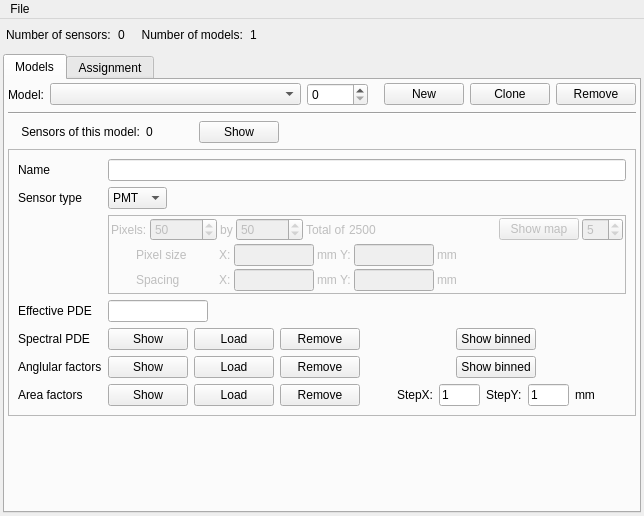
Before: the Qt Designer form ants3bundle/src/ants3/gui/photsim/asensorwindow.ui in andrmor/ANTS3bundle, drawn with Qt 5.
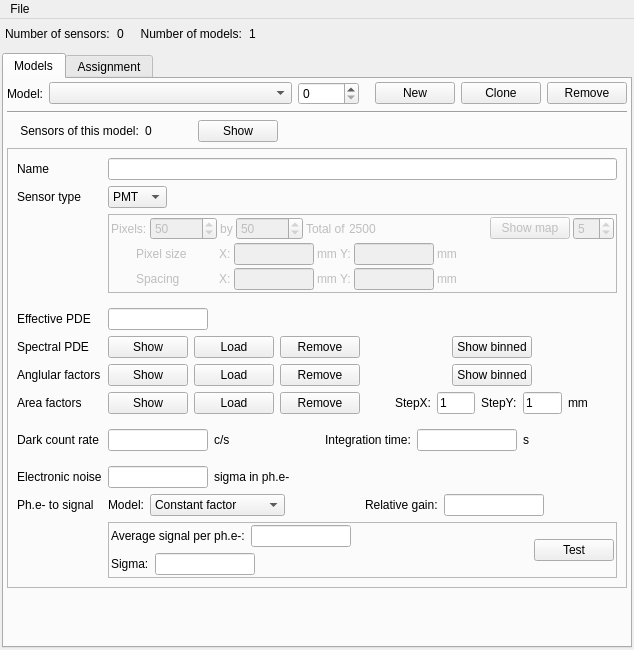
After: the same form once the commit is applied. The open tabs and pages were chosen to show the change.

Diff of the .ui file:
```diff
--- a/ants3bundle/src/ants3/gui/photsim/asensorwindow.ui
+++ b/ants3bundle/src/ants3/gui/photsim/asensorwindow.ui
@@ -6,8 +6,8 @@
    <rect>
     <x>0</x>
     <y>0</y>
-    <width>644</width>
-    <height>516</height>
+    <width>634</width>
+    <height>650</height>
    </rect>
   </property>
   <property name="windowTitle">
@@ -16,16 +16,16 @@
   <widget class="QWidget" name="centralwidget">
    <layout class="QVBoxLayout" name="verticalLayout_2">
     <property name="leftMargin">
-     <number>3</number>
+     <number>2</number>
     </property>
     <property name="topMargin">
-     <number>3</number>
+     <number>2</number>
     </property>
     <property name="rightMargin">
-     <number>3</number>
+     <number>2</number>
     </property>
     <property name="bottomMargin">
-     <number>3</number>
+     <number>2</number>
     </property>
     <item>
      <widget class="QFrame" name="frame">
@@ -626,48 +626,55 @@
              </layout>
             </widget>
            </item>
-           <item row="5" column="1">
-            <layout class="QHBoxLayout" name="horizontalLayout_4">
-             <item>
-              <widget class="QLineEdit" name="ledEffectivePDE">
-               <property name="maximumSize">
-                <size>
-                 <width>100</width>
-                 <height>16777215</height>
-                </size>
-               </property>
-              </widget>
-             </item>
-             <item>
-              <spacer name="horizontalSpacer_6">
-               <property name="orientation">
-                <enum>Qt::Horizontal</enum>
-               </property>
-               <property name="sizeHint" stdset="0">
-                <size>
-                 <width>40</width>
-                 <height>20</height>
-                </size>
-               </property>
-              </spacer>
-             </item>
-            </layout>
-           </item>
            <item row="5" column="0">
+            <widget class="Line" name="line_3">
+             <property name="orientation">
+              <enum>Qt::Horizontal</enum>
+             </property>
+            </widget>
+           </item>
+           <item row="6" column="0">
             <widget class="QLabel" name="label_4">
              <property name="text">
               <string>Effective PDE</string>
              </property>
             </widget>
            </item>
-           <item row="6" column="0">
+           <item row="6" column="1">
+            <layout class="QHBoxLayout" name="horizontalLayout_4">
+             <item>
+              <widget class="QLineEdit" name="ledEffectivePDE">
+               <property name="maximumSize">
+                <size>
+                 <width>100</width>
+                 <height>16777215</height>
+                </size>
+               </property>
+              </widget>
+             </item>
+             <item>
+              <spacer name="horizontalSpacer_6">
+               <property name="orientation">
+                <enum>Qt::Horizontal</enum>
+               </property>
+               <property name="sizeHint" stdset="0">
+                <size>
+                 <width>40</width>
+                 <height>20</height>
+                </size>
+               </property>
+              </spacer>
+             </item>
+            </layout>
+           </item>
+           <item row="7" column="0">
             <widget class="QLabel" name="label_5">
              <property name="text">
               <string>Spectral PDE</string>
              </property>
             </widget>
            </item>
-           <item row="6" column="1">
+           <item row="7" column="1">
             <layout class="QHBoxLayout" name="horizontalLayout_3">
              <item>
               <widget class="QPushButton" name="pbShowPDE">
@@ -731,14 +738,14 @@
              </item>
             </layout>
            </item>
-           <item row="7" column="0">
+           <item row="8" column="0">
             <widget class="QLabel" name="label_15">
              <property name="text">
               <string>Anglular factors</string>
              </property>
             </widget>
            </item>
-           <item row="7" column="1">
+           <item row="8" column="1">
             <layout class="QHBoxLayout" name="horizontalLayout_9">
              <item>
               <widget class="QPushButton" name="pbShowAngular">
@@ -802,14 +809,14 @@
              </item>
             </layout>
            </item>
-           <item row="8" column="0">
+           <item row="9" column="0">
             <widget class="QLabel" name="label_16">
              <property name="text">
               <string>Area factors</string>
              </property>
             </widget>
            </item>
-           <item row="8" column="1">
+           <item row="9" column="1">
             <layout class="QHBoxLayout" name="horizontalLayout_10">
              <item>
               <widget class="QPushButton" name="pbShowArea">
@@ -907,6 +914,483 @@
              </item>
             </layout>
            </item>
+           <item row="10" column="0">
+            <widget class="Line" name="line_2">
+             <property name="orientation">
+              <enum>Qt::Horizontal</enum>
+             </property>
+            </widget>
+           </item>
+           <item row="11" column="0">
+            <widget class="QLabel" name="label_28">
+             <property name="text">
+              <string>Dark count rate</string>
+             </property>
+            </widget>
+           </item>
+           <item row="11" column="1">
+            <layout class="QHBoxLayout" name="horizontalLayout_13">
+             <item>
+              <widget class="QLineEdit" name="lepDarkRate">
+               <property name="maximumSize">
+                <size>
+                 <width>100</width>
+                 <height>16777215</height>
+                </size>
+               </property>
+              </widget>
+             </item>
+             <item>
+              <widget class="QLabel" name="label_29">
+               <property name="text">
+                <string>c/s</string>
+               </property>
+              </widget>
+             </item>
+             <item>
+              <spacer name="horizontalSpacer_18">
+               <property name="orientation">
+                <enum>Qt::Horizontal</enum>
+               </property>
+               <property name="sizeHint" stdset="0">
+                <size>
+                 <width>40</width>
+                 <height>20</height>
+                </size>
+               </property>
+              </spacer>
+             </item>
+             <item>
+              <widget class="QLabel" name="label_30">
+               <property name="text">
+                <string>Integration time:</string>
+               </property>
+              </widget>
+             </item>
+             <item>
+              <widget class="QLineEdit" name="lepIntegrationTime">
+               <property name="maximumSize">
+                <size>
+                 <width>100</width>
+                 <height>16777215</height>
+                </size>
+               </property>
+              </widget>
+             </item>
+             <item>
+              <widget class="QLabel" name="label_31">
+               <property name="text">
+                <string>s</string>
+               </property>
+              </widget>
+             </item>
+             <item>
+              <spacer name="horizontalSpacer_19">
+               <property name="orientation">
+                <enum>Qt::Horizontal</enum>
+               </property>
+               <property name="sizeHint" stdset="0">
+                <size>
+                 <width>40</width>
+                 <height>20</height>
+                </size>
+               </property>
+              </spacer>
+             </item>
+            </layout>
+           </item>
+           <item row="12" column="0">
+            <widget class="Line" name="line_4">
+             <property name="orientation">
+              <enum>Qt::Horizontal</enum>
+             </property>
+            </widget>
+           </item>
+           <item row="13" column="0">
+            <widget class="QLabel" name="label_32">
+             <property name="text">
+              <string>Electronic noise</string>
+             </property>
+            </widget>
+           </item>
+           <item row="13" column="1">
+            <layout class="QHBoxLayout" name="horizontalLayout_14">
+             <item>
+              <widget class="QLineEdit" name="lepElNoiseSigma">
+               <property name="maximumSize">
+                <size>
+                 <width>100</width>
+                 <height>16777215</height>
+                </size>
+               </property>
+              </widget>
+             </item>
+             <item>
+              <widget class="QLabel" name="label_34">
+               <property name="text">
+                <string>sigma in ph.e-</string>
+               </property>
+              </widget>
+             </item>
+             <item>
+              <spacer name="horizontalSpacer_20">
+               <property name="orientation">
+                <enum>Qt::Horizontal</enum>
+               </property>
+               <property name="sizeHint" stdset="0">
+                <size>
+                 <width>40</width>
+                 <height>20</height>
+                </size>
+               </property>
+              </spacer>
+             </item>
+            </layout>
+           </item>
+           <item row="14" column="0">
+            <widget class="QLabel" name="label_33">
+             <property name="text">
+              <string>Ph.e- to signal</string>
+             </property>
+            </widget>
+           </item>
+           <item row="14" column="1">
+            <layout class="QHBoxLayout" name="horizontalLayout_15">
+             <item>
+              <widget class="QLabel" name="label_36">
+               <property name="text">
+                <string>Model:</string>
+               </property>
+              </widget>
+             </item>
+             <item>
+              <widget class="QComboBox" name="cobSignalModel">
+               <item>
+                <property name="text">
+                 <string>Constant factor</string>
+                </property>
+               </item>
+               <item>
+                <property name="text">
+                 <string>Normal distribution</string>
+                </property>
+               </item>
+               <item>
+                <property name="text">
+                 <string>Gamma distribution</string>
+                </property>
+               </item>
+               <item>
+                <property name="text">
+                 <string>Custom distribution</string>
+                </property>
+               </item>
+              </widget>
+             </item>
+             <item>
+              <spacer name="horizontalSpacer_22">
+               <property name="orientation">
+                <enum>Qt::Horizontal</enum>
+               </property>
+               <property name="sizeHint" stdset="0">
+                <size>
+                 <width>40</width>
+                 <height>20</height>
+                </size>
+               </property>
+              </spacer>
+             </item>
+             <item>
+              <widget class="QLabel" name="label_35">
+               <property name="text">
+                <string>Relative gain:</string>
+               </property>
+              </widget>
+             </item>
+             <item>
+              <widget class="QLineEdit" name="lepGainFactor">
+               <property name="maximumSize">
+                <size>
+                 <width>100</width>
+                 <height>16777215</height>
+                </size>
+               </property>
+              </widget>
+             </item>
+             <item>
+              <spacer name="horizontalSpacer_21">
+               <property name="orientation">
+                <enum>Qt::Horizontal</enum>
+               </property>
+               <property name="sizeHint" stdset="0">
+                <size>
+                 <width>40</width>
+                 <height>20</height>
+                </size>
+               </property>
+              </spacer>
+             </item>
+            </layout>
+           </item>
+           <item row="15" column="1">
+            <widget class="QFrame" name="frame_2">
+             <property name="minimumSize">
+              <size>
+               <width>0</width>
+               <height>0</height>
+              </size>
+             </property>
+             <property name="frameShape">
+              <enum>QFrame::StyledPanel</enum>
+             </property>
+             <property name="frameShadow">
+              <enum>QFrame::Raised</enum>
+             </property>
+             <layout class="QHBoxLayout" name="horizontalLayout_17">
+              <property name="leftMargin">
+               <number>0</number>
+              </property>
+              <property name="topMargin">
+               <number>0</number>
+              </property>
+              <property name="rightMargin">
+               <number>2</number>
+              </property>
+              <property name="bottomMargin">
+               <number>0</number>
+              </property>
+              <item>
+               <layout class="QVBoxLayout" name="verticalLayout_5">
+                <property name="leftMargin">
+                 <number>2</number>
+                </property>
+                <property name="topMargin">
+                 <number>2</number>
+                </property>
+                <property name="rightMargin">
+                 <number>2</number>
+                </property>
+                <property name="bottomMargin">
+                 <number>2</number>
+                </property>
+                <item>
+                 <widget class="QFrame" name="frAverageSignalPerPhEl">
+                  <property name="minimumSize">
+                   <size>
+                    <width>0</width>
+                    <height>0</height>
+                   </size>
+                  </property>
+                  <property name="frameShape">
+                   <enum>QFrame::NoFrame</enum>
+                  </property>
+                  <property name="frameShadow">
+                   <enum>QFrame::Raised</enum>
+                  </property>
+                  <layout class="QHBoxLayout" name="horizontalLayout_16">
+                   <property name="leftMargin">
+                    <number>0</number>
+                   </property>
+                   <property name="topMargin">
+                    <number>0</number>
+                   </property>
+                   <property name="rightMargin">
+                    <number>0</number>
+                   </property>
+                   <property name="bottomMargin">
+                    <number>0</number>
+                   </property>
+                   <item>
+                    <widget class="QLabel" name="labAvSigPerPhEl">
+                     <property name="text">
+                      <string>Average signal per ph.e-:</string>
+                     </property>
+                    </widget>
+                   </item>
+                   <item>
+                    <widget class="QLineEdit" name="leAverageSignalPerPhE">
+                     <property name="maximumSize">
+                      <size>
+                       <width>100</width>
+                       <height>16777215</height>
+                      </size>
+                     </property>
+                    </widget>
+                   </item>
+                   <item>
+                    <spacer name="horizontalSpacer_23">
+                     <property name="orientation">
+                      <enum>Qt::Horizontal</enum>
+                     </property>
+                     <property name="sizeHint" stdset="0">
+                      <size>
+                       <width>133</width>
+                       <height>20</height>
+                      </size>
+                     </property>
+                    </spacer>
+                   </item>
+                  </layout>
+                 </widget>
+                </item>
+                <item>
+                 <widget class="QStackedWidget" name="swSignalModel">
+                  <property name="frameShape">
+                   <enum>QFrame::NoFrame</enum>
+                  </property>
+                  <property name="currentIndex">
+                   <number>0</number>
+                  </property>
+                  <widget class="QWidget" name="page_3"/>
+                  <widget class="QWidget" name="page_4">
+                   <layout class="QHBoxLayout" name="horizontalLayout_18">
+                    <property name="leftMargin">
+                     <number>0</number>
+                    </property>
+                    <property name="topMargin">
+                     <number>0</number>
+                    </property>
+                    <property name="rightMargin">
+                     <number>0</number>
+                    </property>
+                    <property name="bottomMargin">
+                     <number>0</number>
+                    </property>
+                    <item>
+                     <widget class="QLabel" name="label_39">
+                      <property name="text">
+                       <string>Sigma:</string>
+                      </property>
+                     </widget>
+                    </item>
+                    <item>
+                     <widget class="QLineEdit" name="lineEdit_2">
+                      <property name="maximumSize">
+                       <size>
+                        <width>100</width>
+                        <height>16777215</height>
+                       </size>
+                      </property>
+                     </widget>
+                    </item>
+                    <item>
+                     <spacer name="horizontalSpacer_24">
+                      <property name="orientation">
+                       <enum>Qt::Horizontal</enum>
+                      </property>
+                      <property name="sizeHint" stdset="0">
+                       <size>
+                        <width>247</width>
+                        <height>20</height>
+                       </size>
+                      </property>
+                     </spacer>
+                    </item>
+                   </layout>
+                  </widget>
+                  <widget class="QWidget" name="page_5">
+                   <layout class="QHBoxLayout" name="horizontalLayout_19">
+                    <property name="leftMargin">
+                     <number>0</number>
+                    </property>
+                    <property name="topMargin">
+                     <number>0</number>
+                    </property>
+                    <property name="rightMargin">
+                     <number>0</number>
+                    </property>
+                    <property name="bottomMargin">
+                     <number>0</number>
+                    </property>
+                    <item>
+                     <widget class="QLabel" name="label_37">
+                      <property name="text">
+                       <string>Shape parameter:</string>
+                      </property>
+                     </widget>
+                    </item>
+                    <item>
+                     <widget class="QLineEdit" name="lineEdit_3">
+                      <property name="maximumSize">
+                       <size>
+                        <width>100</width>
+                        <height>16777215</height>
+                       </size>
+                      </property>
+                     </widget>
+                    </item>
+                    <item>
+                     <spacer name="horizontalSpacer_25">
+                      <property name="orientation">
+                       <enum>Qt::Horizontal</enum>
+                      </property>
+                      <property name="sizeHint" stdset="0">
+                       <size>
+                        <width>176</width>
+                        <height>20</height>
+                       </size>
+                      </property>
+                     </spacer>
+                    </item>
+                   </layout>
+                  </widget>
+                  <widget class="QWidget" name="page_6">
+                   <layout class="QHBoxLayout" name="horizontalLayout_20">
+                    <property name="leftMargin">
+                     <number>0</number>
+                    </property>
+                    <property name="topMargin">
+                     <number>0</number>
+                    </property>
+                    <property name="rightMargin">
+                     <number>0</number>
+                    </property>
+                    <property name="bottomMargin">
+                     <number>0</number>
+                    </property>
+                    <item>
+                     <widget class="QPushButton" name="pushButton">
+                      <property name="text">
+                       <string>PushButton</string>
+                      </property>
+                     </widget>
+                    </item>
+                    <item>
+                     <widget class="QPushButton" name="pushButton_2">
+                      <property name="text">
+                       <string>PushButton</string>
+                      </property>
+                     </widget>
+                    </item>
+                    <item>
+                     <spacer name="horizontalSpacer_26">
+                      <property name="orientation">
+                       <enum>Qt::Horizontal</enum>
+                      </property>
+                      <property name="sizeHint" stdset="0">
+                       <size>
+                        <width>223</width>
+                        <height>20</height>
+                       </size>
+                      </property>
+                     </spacer>
+                    </item>
+                   </layout>
+                  </widget>
+                 </widget>
+                </item>
+               </layout>
+              </item>
+              <item>
+               <widget class="QPushButton" name="pbTestSignal">
+                <property name="text">
+                 <string>Test</string>
+                </property>
+               </widget>
+              </item>
+             </layout>
+            </widget>
+           </item>
           </layout>
          </widget>
         </item>
@@ -1058,7 +1542,7 @@
     <rect>
      <x>0</x>
      <y>0</y>
-     <width>644</width>
+     <width>634</width>
      <height>21</height>
     </rect>
    </property>
```
